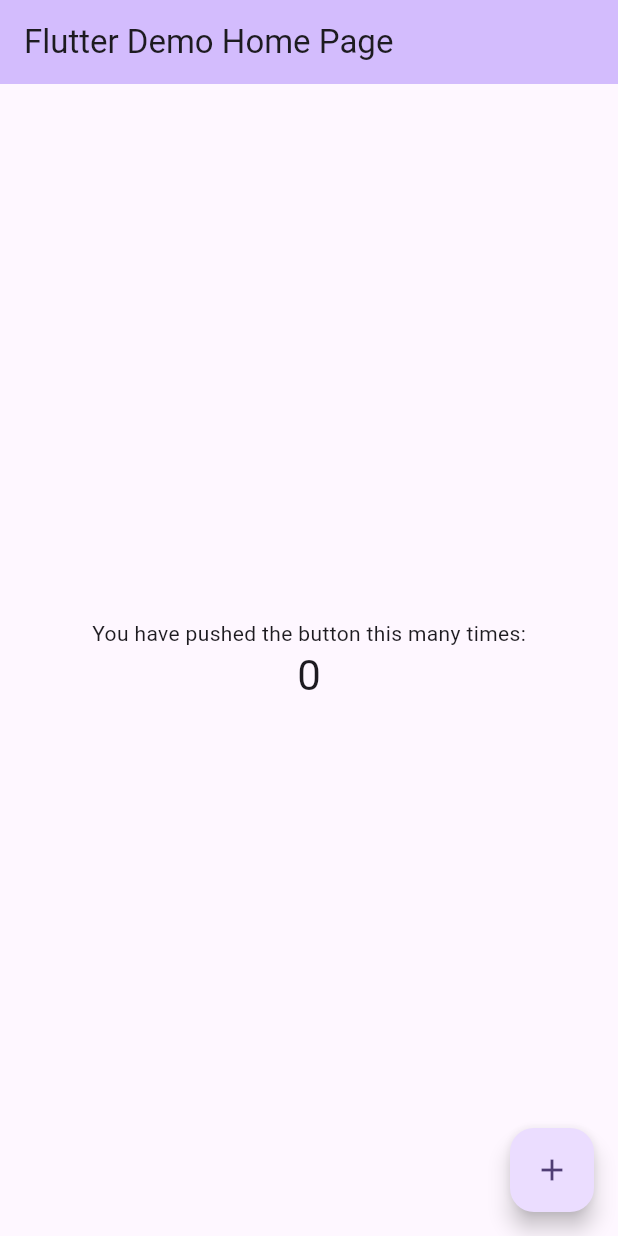
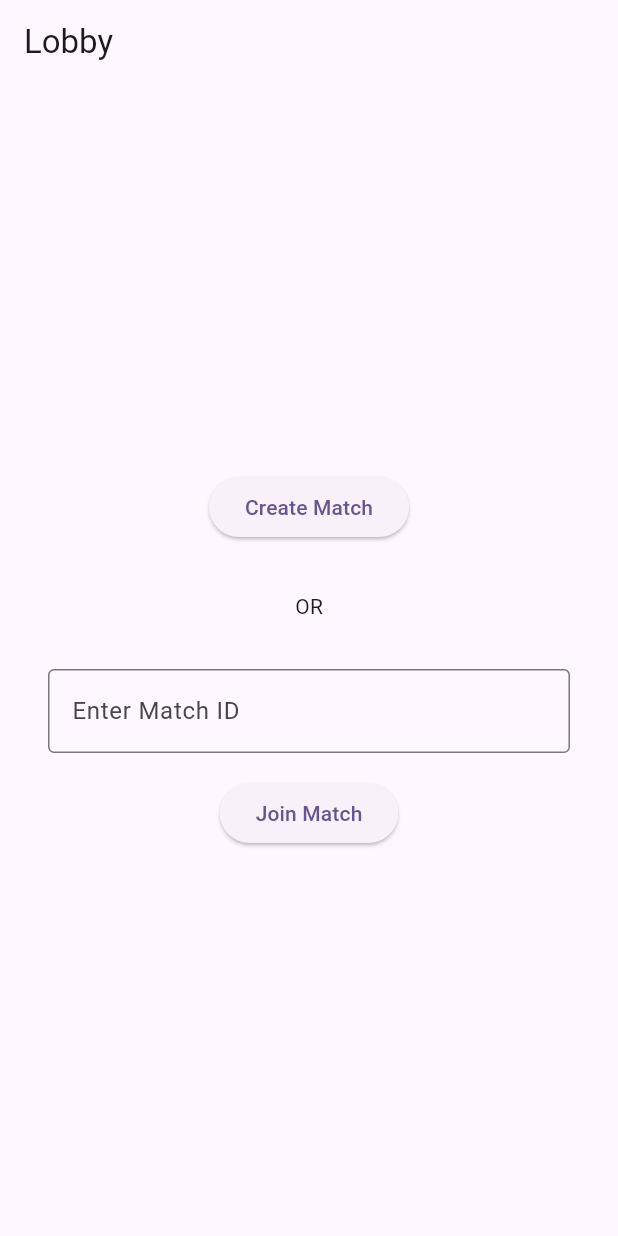
Before and after one commit to muhammednajeebay/word_battle, a Flutter app: the screen it shows after launch, on a phone screen of 412 x 824 dp. Run offline on Flutter 3.47's test engine with Material 3 defaults, Android fonts, the phone set to English and light mode, and no system bars; our stand-ins replace cloud_firestore, equatable, firebase_core, flutter_bloc, get_it, rxdart; accounts and stored records are empty.

Commit message:
Phase 2 completed  as on doc

```diff
--- /dev/null
+++ b/lib/features/matchmaking/domain/entities/match.dart
@@ -0,0 +1,18 @@
+import 'package:equatable/equatable.dart';
+
+class Match extends Equatable {
+  final String id;
+  final String hostId;
+  final String? opponentId;
+  final String status; // 'waiting', 'started', 'finished'
+
+  const Match({
+    required this.id,
+    required this.hostId,
+    this.opponentId,
+    required this.status,
+  });
+
+  @override
+  List<Object?> get props => [id, hostId, opponentId, status];
+}
--- /dev/null
+++ b/lib/features/matchmaking/domain/repositories/i_match_repository.dart
@@ -0,0 +1,7 @@
+import '../entities/match.dart';
+
+abstract class IMatchRepository {
+  Future<String> createMatch(String userId);
+  Future<void> joinMatch(String matchId, String userId);
+  Stream<Match> watchMatch(String matchId);
+}
--- /dev/null
+++ b/lib/features/matchmaking/presentation/bloc/matchmaking_cubit.dart
@@ -0,0 +1,70 @@
+import 'dart:async';
+import 'package:flutter_bloc/flutter_bloc.dart';
+import 'package:equatable/equatable.dart';
+import '../../domain/entities/match.dart';
+import '../../domain/repositories/i_match_repository.dart';
+
+// States
+abstract class MatchmakingState extends Equatable {
+  const MatchmakingState();
+  @override
+  List<Object?> get props => [];
+}
+
+class MatchmakingInitial extends MatchmakingState {}
+
+class MatchmakingLoading extends MatchmakingState {}
+
+class MatchmakingMatchCreated extends MatchmakingState {
+  final String matchId;
+  const MatchmakingMatchCreated(this.matchId);
+  @override
+  List<Object> get props => [matchId];
+}
+
+class MatchmakingMatchJoined extends MatchmakingState {
+  final String matchId;
+  const MatchmakingMatchJoined(this.matchId);
+  @override
+  List<Object> get props => [matchId];
+}
+
+class MatchmakingMatchStarted extends MatchmakingState {
+  final Match match;
+  const MatchmakingMatchStarted(this.match);
+  @override
+  List<Object> get props => [match];
+}
+
+class MatchmakingCubit extends Cubit<MatchmakingState> {
+  final IMatchRepository _repository;
+  StreamSubscription? _sub;
+
+  MatchmakingCubit(this._repository) : super(MatchmakingInitial());
+
+  Future<void> createMatch(String userId) async {
+    emit(MatchmakingLoading());
+    final matchId = await _repository.createMatch(userId);
+    emit(MatchmakingMatchCreated(matchId));
+
+    _sub?.cancel();
+    _sub = _repository.watchMatch(matchId).listen((match) {
+      if (match.status == 'started') {
+        emit(MatchmakingMatchStarted(match));
+      }
+    });
+  }
+
+  Future<void> joinMatch(String matchId, String userId) async {
+    emit(MatchmakingLoading());
+    await _repository.joinMatch(matchId, userId);
+    emit(MatchmakingMatchJoined(matchId));
+    // In a real app, we'd also watch here or navigate immediately
+  }
+
+  @override
+  Future<void> close() {
+    _sub?.cancel();
+    return super.close();
+  }
+}
--- /dev/null
+++ b/lib/features/matchmaking/presentation/pages/lobby_page.dart
@@ -0,0 +1,108 @@
+import 'package:flutter/material.dart';
+import 'package:flutter_bloc/flutter_bloc.dart';
+import '../../../../app/di/injection.dart';
+import '../../presentation/bloc/matchmaking_cubit.dart';
+import '../../../gameplay/presentation/pages/game_page.dart';
+
+class LobbyPage extends StatelessWidget {
+  const LobbyPage({super.key});
+
+  @override
+  Widget build(BuildContext context) {
+    return BlocProvider(
+      create: (context) => getIt<MatchmakingCubit>(),
+      child: const LobbyView(),
+    );
+  }
+}
+
+class LobbyView extends StatefulWidget {
+  const LobbyView({super.key});
+
+  @override
+  State<LobbyView> createState() => _LobbyViewState();
+}
+
+class _LobbyViewState extends State<LobbyView> {
+  final TextEditingController _matchIdController = TextEditingController();
+
+  @override
+  Widget build(BuildContext context) {
+    return BlocListener<MatchmakingCubit, MatchmakingState>(
+      listener: (context, state) {
+        if (state is MatchmakingMatchStarted) {
+          Navigator.of(context).pushReplacement(
+            MaterialPageRoute(builder: (_) => const GamePage()),
+          );
+        } else if (state is MatchmakingMatchJoined) {
+          Navigator.of(context).pushReplacement(
+            MaterialPageRoute(builder: (_) => const GamePage()),
+          );
+        }
+      },
+      child: Scaffold(
+        appBar: AppBar(title: const Text('Lobby')),
+        body: Center(
+          child: BlocBuilder<MatchmakingCubit, MatchmakingState>(
+            builder: (context, state) {
+              if (state is MatchmakingLoading) {
+                return const CircularProgressIndicator();
+              }
+              if (state is MatchmakingMatchCreated) {
+                return Column(
+                  mainAxisAlignment: MainAxisAlignment.center,
+                  children: [
+                    const Text('Waiting for opponent...'),
+                    const SizedBox(height: 16),
+                    SelectableText('Match ID: ${state.matchId}'),
+                    const SizedBox(height: 8),
+                    const Text('Share this ID with a friend'),
+                  ],
+                );
+              }
+              return Column(
+                mainAxisAlignment: MainAxisAlignment.center,
+                children: [
+                  ElevatedButton(
+                    onPressed: () {
+                      // Using a random user ID for demo
+                      context.read<MatchmakingCubit>().createMatch(
+                        'user_${DateTime.now().millisecondsSinceEpoch}',
+                      );
+                    },
+                    child: const Text('Create Match'),
+                  ),
+                  const SizedBox(height: 32),
+                  const Text('OR'),
+                  const SizedBox(height: 32),
+                  Padding(
+                    padding: const EdgeInsets.symmetric(horizontal: 32.0),
+                    child: TextField(
+                      controller: _matchIdController,
+                      decoration: const InputDecoration(
+                        labelText: 'Enter Match ID',
+                        border: OutlineInputBorder(),
+                      ),
+                    ),
+                  ),
+                  const SizedBox(height: 16),
+                  ElevatedButton(
+                    onPressed: () {
+                      if (_matchIdController.text.isNotEmpty) {
+                        context.read<MatchmakingCubit>().joinMatch(
+                          _matchIdController.text,
+                          'user_${DateTime.now().millisecondsSinceEpoch}',
+                        );
+                      }
+                    },
+                    child: const Text('Join Match'),
+                  ),
+                ],
+              );
+            },
+          ),
+        ),
+      ),
+    );
+  }
+}
--- a/lib/main.dart
+++ b/lib/main.dart
@@ -1,122 +1,36 @@
 import 'package:flutter/material.dart';
+import 'package:firebase_core/firebase_core.dart';
+import 'app/di/injection.dart';
+import 'features/matchmaking/presentation/pages/lobby_page.dart';
+import 'firebase_options.dart';
 
-void main() {
+void main() async {
+  WidgetsFlutterBinding.ensureInitialized();
+  try {
+    await Firebase.initializeApp(
+      options: DefaultFirebaseOptions.currentPlatform,
+    );
+  } catch (e) {
+    // Fallback if firebase_options.dart is missing or invalid (for development)
+    debugPrint("Firebase initialization failed: $e");
+    // You might want to show an error screen here
+  }
+  await setupDependencies();
   runApp(const MyApp());
 }
 
 class MyApp extends StatelessWidget {
   const MyApp({super.key});
 
-  // This widget is the root of your application.
   @override
   Widget build(BuildContext context) {
     return MaterialApp(
-      title: 'Flutter Demo',
+      title: 'Word Battle Arena',
       theme: ThemeData(
-        // This is the theme of your application.
-        //
-        // TRY THIS: Try running your application with "flutter run". You'll see
-        // the application has a purple toolbar. Then, without quitting the app,
-        // try changing the seedColor in the colorScheme below to Colors.green
-        // and then invoke "hot reload" (save your changes or press the "hot
-        // reload" button in a Flutter-supported IDE, or press "r" if you used
-        // the command line to start the app).
-        //
-        // Notice that the counter didn't reset back to zero; the application
-        // state is not lost during the reload. To reset the state, use hot
-        // restart instead.
-        //
-        // This works for code too, not just values: Most code changes can be
-        // tested with just a hot reload.
         colorScheme: ColorScheme.fromSeed(seedColor: Colors.deepPurple),
+        useMaterial3: true,
       ),
-      home: const MyHomePage(title: 'Flutter Demo Home Page'),
+      home: const LobbyPage(),
     );
   }
 }
-
-class MyHomePage extends StatefulWidget {
-  const MyHomePage({super.key, required this.title});
-
-  // This widget is the home page of your application. It is stateful, meaning
-  // that it has a State object (defined below) that contains fields that affect
-  // how it looks.
-
-  // This class is the configuration for the state. It holds the values (in this
-  // case the title) provided by the parent (in this case the App widget) and
-  // used by the build method of the State. Fields in a Widget subclass are
-  // always marked "final".
-
-  final String title;
-
-  @override
-  State<MyHomePage> createState() => _MyHomePageState();
-}
-
-class _MyHomePageState extends State<MyHomePage> {
-  int _counter = 0;
-
-  void _incrementCounter() {
-    setState(() {
-      // This call to setState tells the Flutter framework that something has
-      // changed in this State, which causes it to rerun the build method below
-      // so that the display can reflect the updated values. If we changed
-      // _counter without calling setState(), then the build method would not be
-      // called again, and so nothing would appear to happen.
-      _counter++;
-    });
-  }
-
-  @override
-  Widget build(BuildContext context) {
-    // This method is rerun every time setState is called, for instance as done
-    // by the _incrementCounter method above.
-    //
-    // The Flutter framework has been optimized to make rerunning build methods
-    // fast, so that you can just rebuild anything that needs updating rather
-    // than having to individually change instances of widgets.
-    return Scaffold(
-      appBar: AppBar(
-        // TRY THIS: Try changing the color here to a specific color (to
-        // Colors.amber, perhaps?) and trigger a hot reload to see the AppBar
-        // change color while the other colors stay the same.
-        backgroundColor: Theme.of(context).colorScheme.inversePrimary,
-        // Here we take the value from the MyHomePage object that was created by
-        // the App.build method, and use it to set our appbar title.
-        title: Text(widget.title),
-      ),
-      body: Center(
-        // Center is a layout widget. It takes a single child and positions it
-        // in the middle of the parent.
-        child: Column(
-          // Column is also a layout widget. It takes a list of children and
-          // arranges them vertically. By default, it sizes itself to fit its
-          // children horizontally, and tries to be as tall as its parent.
-          //
-          // Column has various properties to control how it sizes itself and
-          // how it positions its children. Here we use mainAxisAlignment to
-          // center the children vertically; the main axis here is the vertical
-          // axis because Columns are vertical (the cross axis would be
-          // horizontal).
-          //
-          // TRY THIS: Invoke "debug painting" (choose the "Toggle Debug Paint"
-          // action in the IDE, or press "p" in the console), to see the
-          // wireframe for each widget.
-          mainAxisAlignment: MainAxisAlignment.center,
-          children: <Widget>[
-            const Text('You have pushed the button this many times:'),
-            Text(
-              '$_counter',
-              style: Theme.of(context).textTheme.headlineMedium,
-            ),
-          ],
-        ),
-      ),
-      floatingActionButton: FloatingActionButton(
-        onPressed: _incrementCounter,
-        tooltip: 'Increment',
-        child: const Icon(Icons.add),
-      ), // This trailing comma makes auto-formatting nicer for build methods.
-    );
-  }
-}
--- a/pubspec.yaml
+++ b/pubspec.yaml
@@ -37,7 +37,7 @@ dependencies:
   flutter_bloc: ^9.0.0
   get_it: ^8.0.0
   equatable: ^2.0.7
-  firebase_core: ^3.10.0
+  firebase_core: ^3.15.2
   cloud_firestore: ^5.6.0
   firebase_auth: ^5.4.0
   firebase_storage: ^12.4.0
```
Also changed, not shown: lib/app/di/injection.dart (+9 -2 lines), lib/features/gameplay/data/repositories/firestore_gameplay_repository.dart (added, +79 -0 lines), lib/features/matchmaking/data/repositories/firestore_match_repository.dart (added, +45 -0 lines), firebase.json (added), lib/firebase_options.dart (added), 8 other files.
